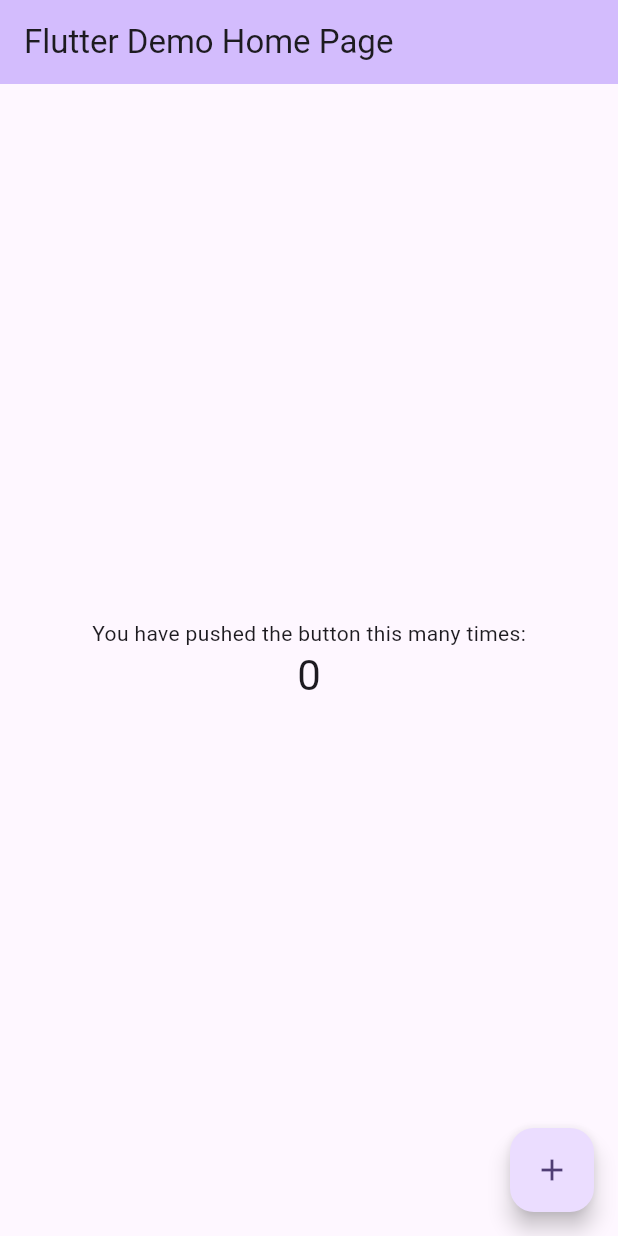
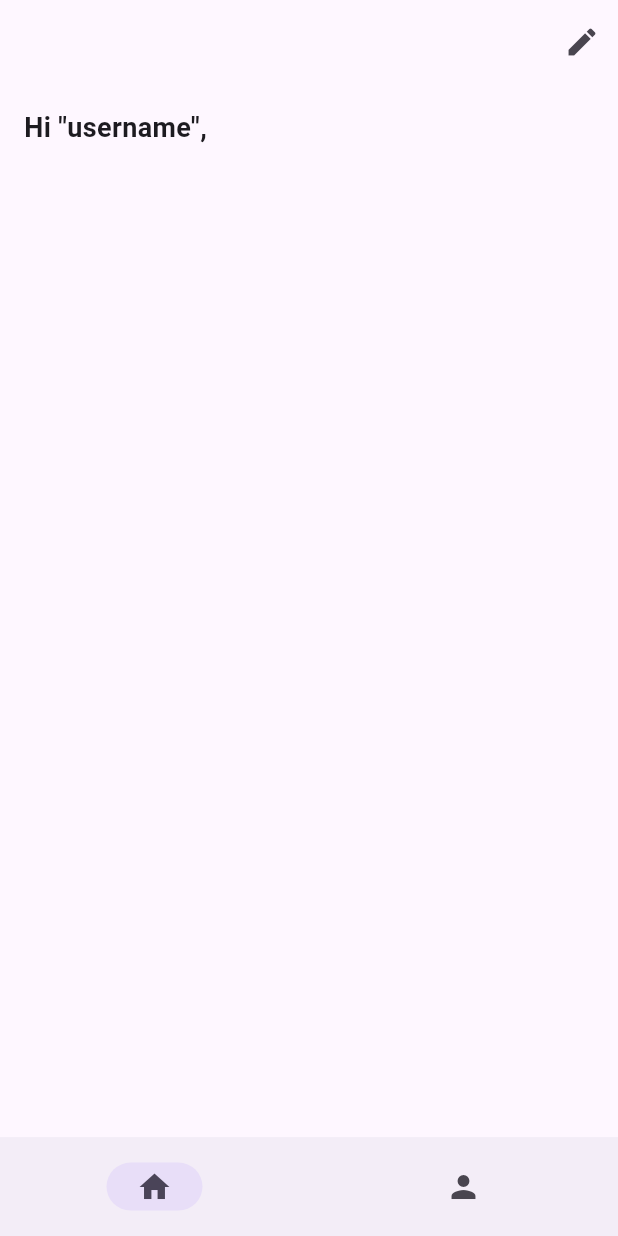
Before and after one commit to Gsuyash20/weight_tracker, a Flutter app: the screen it shows after launch, on a phone screen of 412 x 824 dp. Run offline on Flutter 3.47's test engine with Material 3 defaults, Android fonts, the phone set to English and light mode, and no system bars; our stand-ins replace font_awesome_flutter, hive_flutter; accounts and stored records are empty.

Commit message:
creating homepage

```diff
--- a/lib/main.dart
+++ b/lib/main.dart
@@ -1,6 +1,12 @@
 import 'package:flutter/material.dart';
+import 'package:hive_flutter/hive_flutter.dart';
+import 'package:path_provider/path_provider.dart'as path_provider ;
+import 'package:weight_tracker/screens/home_page.dart';
 
-void main() {
+Future<void> main() async {
+  WidgetsFlutterBinding.ensureInitialized();
+  final appDocumentDir =await path_provider.getApplicationDocumentsDirectory();
+  Hive.initFlutter(appDocumentDir.path);
   runApp(const MyApp());
 }
 
@@ -10,116 +16,8 @@ class MyApp extends StatelessWidget {
   // This widget is the root of your application.
   @override
   Widget build(BuildContext context) {
-    return MaterialApp(
-      title: 'Flutter Demo',
-      theme: ThemeData(
-        // This is the theme of your application.
-        //
-        // TRY THIS: Try running your application with "flutter run". You'll see
-        // the application has a purple toolbar. Then, without quitting the app,
-        // try changing the seedColor in the colorScheme below to Colors.green
-        // and then invoke "hot reload" (save your changes or press the "hot
-        // reload" button in a Flutter-supported IDE, or press "r" if you used
-        // the command line to start the app).
-        //
-        // Notice that the counter didn't reset back to zero; the application
-        // state is not lost during the reload. To reset the state, use hot
-        // restart instead.
-        //
-        // This works for code too, not just values: Most code changes can be
-        // tested with just a hot reload.
-        colorScheme: ColorScheme.fromSeed(seedColor: Colors.deepPurple),
-        useMaterial3: true,
-      ),
-      home: const MyHomePage(title: 'Flutter Demo Home Page'),
+    return const MaterialApp(
+      home: HomePage(),
     );
   }
 }
-
-class MyHomePage extends StatefulWidget {
-  const MyHomePage({super.key, required this.title});
-
-  // This widget is the home page of your application. It is stateful, meaning
-  // that it has a State object (defined below) that contains fields that affect
-  // how it looks.
-
-  // This class is the configuration for the state. It holds the values (in this
-  // case the title) provided by the parent (in this case the App widget) and
-  // used by the build method of the State. Fields in a Widget subclass are
-  // always marked "final".
-
-  final String title;
-
-  @override
-  State<MyHomePage> createState() => _MyHomePageState();
-}
-
-class _MyHomePageState extends State<MyHomePage> {
-  int _counter = 0;
-
-  void _incrementCounter() {
-    setState(() {
-      // This call to setState tells the Flutter framework that something has
-      // changed in this State, which causes it to rerun the build method below
-      // so that the display can reflect the updated values. If we changed
-      // _counter without calling setState(), then the build method would not be
-      // called again, and so nothing would appear to happen.
-      _counter++;
-    });
-  }
-
-  @override
-  Widget build(BuildContext context) {
-    // This method is rerun every time setState is called, for instance as done
-    // by the _incrementCounter method above.
-    //
-    // The Flutter framework has been optimized to make rerunning build methods
-    // fast, so that you can just rebuild anything that needs updating rather
-    // than having to individually change instances of widgets.
-    return Scaffold(
-      appBar: AppBar(
-        // TRY THIS: Try changing the color here to a specific color (to
-        // Colors.amber, perhaps?) and trigger a hot reload to see the AppBar
-        // change color while the other colors stay the same.
-        backgroundColor: Theme.of(context).colorScheme.inversePrimary,
-        // Here we take the value from the MyHomePage object that was created by
-        // the App.build method, and use it to set our appbar title.
-        title: Text(widget.title),
-      ),
-      body: Center(
-        // Center is a layout widget. It takes a single child and positions it
-        // in the middle of the parent.
-        child: Column(
-          // Column is also a layout widget. It takes a list of children and
-          // arranges them vertically. By default, it sizes itself to fit its
-          // children horizontally, and tries to be as tall as its parent.
-          //
-          // Column has various properties to control how it sizes itself and
-          // how it positions its children. Here we use mainAxisAlignment to
-          // center the children vertically; the main axis here is the vertical
-          // axis because Columns are vertical (the cross axis would be
-          // horizontal).
-          //
-          // TRY THIS: Invoke "debug painting" (choose the "Toggle Debug Paint"
-          // action in the IDE, or press "p" in the console), to see the
-          // wireframe for each widget.
-          mainAxisAlignment: MainAxisAlignment.center,
-          children: <Widget>[
-            const Text(
-              'You have pushed the button this many times:',
-            ),
-            Text(
-              '$_counter',
-              style: Theme.of(context).textTheme.headlineMedium,
-            ),
-          ],
-        ),
-      ),
-      floatingActionButton: FloatingActionButton(
-        onPressed: _incrementCounter,
-        tooltip: 'Increment',
-        child: const Icon(Icons.add),
-      ), // This trailing comma makes auto-formatting nicer for build methods.
-    );
-  }
-}
--- /dev/null
+++ b/lib/screens/home_page.dart
@@ -0,0 +1,64 @@
+import 'package:flutter/material.dart';
+
+class HomePage extends StatefulWidget {
+  const HomePage({super.key});
+
+  @override
+  State<HomePage> createState() => _HomePageState();
+}
+
+class _HomePageState extends State<HomePage> {
+  int currentPageIndex = 0;
+  @override
+  Widget build(BuildContext context) {
+    return Scaffold(
+      appBar: AppBar(
+        actions: [
+          IconButton(
+            icon: const Icon(
+              Icons.edit,
+            ),
+            tooltip: 'Edit Weight',
+            onPressed: () {
+              //Todo: Navigate to edit weight screen
+            },
+          ),
+        ],
+      ),
+      body: Column(
+        children: [
+          Container(
+            padding: const EdgeInsets.all(16),
+            child: const Column(
+              crossAxisAlignment: CrossAxisAlignment.start,
+              children: [
+                Text(
+                  //Todo: add username
+                  'Hi "username",',
+                  style: TextStyle(fontSize: 18, fontWeight: FontWeight.bold),
+                ),
+                SizedBox(height: 8),
+              ],
+            ),
+          )
+          // _buildWeightHistory(),
+          // _buildLinePlot(),
+        ],
+      ),
+      bottomNavigationBar: NavigationBar(
+        destinations: const [
+          NavigationDestination(icon: Icon(Icons.home), label: 'Home'),
+          NavigationDestination(icon: Icon(Icons.person), label: 'Profile')
+        ],
+        labelBehavior: NavigationDestinationLabelBehavior.alwaysHide,
+        height: MediaQuery.of(context).size.height * 0.08,
+        selectedIndex: currentPageIndex,
+        onDestinationSelected: (int index) {
+          setState(() {
+            currentPageIndex = index;
+          });
+        },
+      ),
+    );
+  }
+}
```
Also changed, not shown: lib/components/text_field.dart (added, +32 -0 lines), lib/screens/create_profile.dart (added, +112 -0 lines), pubspec.yaml (+6 -2 lines), pubspec.lock.
